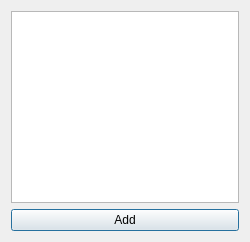
Qt form finvizlinkselector.ui (HappySeaFox/tht) before a commit.
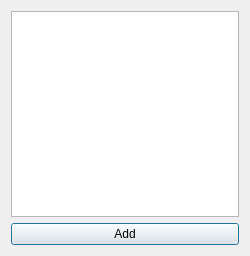
The same form after that commit.

What changed in the file:
```diff
--- a/finvizlinkselector.ui
+++ b/finvizlinkselector.ui
@@ -7,7 +7,7 @@
     <x>0</x>
     <y>0</y>
     <width>250</width>
-    <height>242</height>
+    <height>256</height>
    </rect>
   </property>
   <property name="windowTitle">
```
